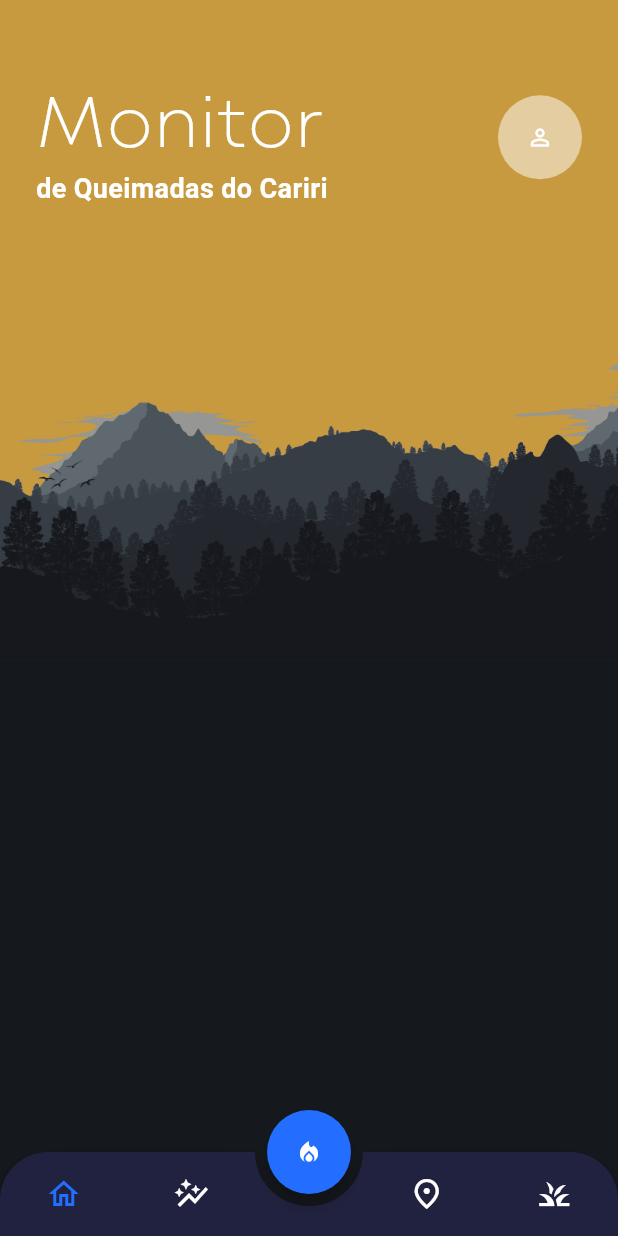
After one commit to lucns-ufca/app-monitor-queimadas-cariri, a Flutter app: the MainScreenPage screen opened directly, on a phone screen of 412 x 824 dp. The commit adds this screen. Run offline on Flutter 3.47's test engine with Material 3 defaults, Android fonts, the light colour scheme and no system bars; drawn by our look-alikes of animated_bottom_navigation_bar; our stand-ins replace camera, connectivity_plus, dio, fl_chart, flutter_svg, fluttertoast and 6 more; accounts and stored records are empty; network calls fail.

Commit message:
Refatoracao da tela inicial

```diff
--- a/lib/main.dart
+++ b/lib/main.dart
@@ -3,8 +3,8 @@
 import 'dart:io';
 
 import 'package:app_monitor_queimadas/models/user.model.dart';
+import 'package:app_monitor_queimadas/pages/content/MainScreen.page.dart';
 import 'package:app_monitor_queimadas/pages/start/First.page.dart';
-import 'package:app_monitor_queimadas/pages/content/Dashboard.page.dart';
 import 'package:flutter/material.dart';
 import 'package:flutter/services.dart';
 import 'package:app_monitor_queimadas/utils/AppColors.dart';
@@ -46,7 +46,8 @@ class MyApp extends StatelessWidget {
           colorScheme: ColorScheme.fromSeed(primary: Colors.white, seedColor: AppColors.accent),
           useMaterial3: true,
         ),
-        home: user.hasAccess() ? const DashboardPage() : const FirstPage()
+        //home: user.hasAccess() ? const DashboardPage() : const FirstPage()
+        home: user.hasAccess() ? MainScreenPage() : const FirstPage()
         /*
               if (preferences.getBool("second_execution") ?? false) {
                 return const MainScreen();
--- a/lib/pages/content/Dashboard.page.dart
+++ b/lib/pages/content/Dashboard.page.dart
@@ -233,7 +233,7 @@ class DashboardPageState extends State<DashboardPage> {
                                             Text("${prediction!.occurredTotal}/${prediction!.predictionTotal}", style: const TextStyle(color: AppColors.textNormal, fontWeight: FontWeight.w300, fontSize: 24)),
                                             const Text("Previsto anual", style: TextStyle(fontWeight: FontWeight.w300, color: AppColors.textNormal)),
                                             const SizedBox(height: 2),
-                                            const Text("Restando 123 dias", style: TextStyle(fontWeight: FontWeight.w300, color: AppColors.accentLight)),
+                                            Text("Restando ${Utils.getRemainderDays()} dias", style: const TextStyle(fontWeight: FontWeight.w300, color: AppColors.accentLight)),
                                           ]))
                               ])),
                           const SizedBox(width: 24),
--- /dev/null
+++ b/lib/pages/content/MainScreen.page.dart
@@ -0,0 +1,126 @@
+import 'package:animated_bottom_navigation_bar/animated_bottom_navigation_bar.dart';
+import 'package:app_monitor_queimadas/models/user.model.dart';
+import 'package:app_monitor_queimadas/pages/content/reports/FireReportPages.page.dart';
+import 'package:app_monitor_queimadas/pages/content/tabs/TabHome.page.dart';
+import 'package:app_monitor_queimadas/pages/content/tabs/TabMap.page.dart';
+import 'package:app_monitor_queimadas/pages/content/tabs/TabNature.page.dart';
+import 'package:app_monitor_queimadas/pages/content/tabs/TabStatistics.page.dart';
+import 'package:app_monitor_queimadas/pages/start/First.page.dart';
+import 'package:app_monitor_queimadas/utils/AppColors.dart';
+import 'package:app_monitor_queimadas/utils/PermissionData.dart';
+import 'package:flutter/material.dart';
+import 'package:flutter/services.dart';
+import 'package:get_it/get_it.dart';
+import 'package:permission_handler/permission_handler.dart';
+
+class MainScreenPage extends StatelessWidget {
+  final user = GetIt.I.get<User>();
+  final List<PermissionData> permissions = [PermissionData(name: "Camera", permission: Permission.camera), PermissionData(name: "Localização", permission: Permission.locationWhenInUse)];
+  final PageController pageController = PageController();
+
+  MainScreenPage({super.key});
+
+  @override
+  Widget build(BuildContext context) {
+    return PopScope(
+        canPop: false,
+        onPopInvoked: (didPop) async {
+          if (user.hasAccess()) {
+            SystemNavigator.pop();
+          } else {
+            await Navigator.pushReplacement(context, MaterialPageRoute(builder: (context) => const FirstPage()));
+          }
+        },
+        child: AnnotatedRegion<SystemUiOverlayStyle>(
+            value: const SystemUiOverlayStyle(statusBarColor: Colors.transparent, systemNavigationBarColor: AppColors.fragmentBackground),
+            child: Scaffold(
+                extendBody: true,
+                backgroundColor: AppColors.appBackground,
+                body: PageView(physics: const NeverScrollableScrollPhysics(), controller: pageController, children: const [TabHomePage(), TabStatisticsPage(), TabMapPage(), TabNaturePage()]),
+                floatingActionButton: SizedBox(
+                    width: 56,
+                    height: 56,
+                    child: ElevatedButton(
+                        style: ButtonStyle(
+                            //foregroundColor: colorsStateText,
+                            padding: WidgetStateProperty.all<EdgeInsetsGeometry>(EdgeInsetsDirectional.zero),
+                            elevation: WidgetStateProperty.all<double>(4),
+                            overlayColor: WidgetStateProperty.resolveWith((states) => Colors.white.withOpacity(0.5)),
+                            backgroundColor: WidgetStateProperty.all<Color>(AppColors.accent),
+                            shape: WidgetStateProperty.all<OvalBorder>(const OvalBorder())),
+                        onPressed: () async {
+                          await Navigator.pushReplacement(context, MaterialPageRoute(builder: (context) => FireReportPages(permissions: permissions)));
+                        },
+                        child: const Icon(Icons.local_fire_department))),
+                floatingActionButtonLocation: FloatingActionButtonLocation.centerDocked,
+                bottomNavigationBar: NavigationBar(
+                  onTabSelected: (index) {
+                    pageController.animateToPage(index, duration: const Duration(milliseconds: 300), curve: Curves.ease);
+                  },
+                ))));
+  }
+}
+
+class NavigationBar extends StatefulWidget {
+  final Function(int) onTabSelected;
+
+  const NavigationBar({required this.onTabSelected, super.key});
+
+  @override
+  State<StatefulWidget> createState() => NavigationBarState();
+}
+
+class NavigationBarState extends State<NavigationBar> {
+  int tabIndex = 0;
+
+  @override
+  Widget build(BuildContext context) {
+    return AnimatedBottomNavigationBar.builder(
+      splashColor: Colors.transparent,
+      itemCount: 4,
+      tabBuilder: (int index, bool isActive) {
+        IconData icon = Icons.home_outlined;
+        switch (index) {
+          case 1:
+            icon = Icons.auto_graph_outlined;
+            break;
+          case 2:
+            icon = Icons.place_outlined;
+            break;
+          case 3:
+            icon = Icons.grass_sharp;
+            break;
+          case 4:
+            icon = Icons.emoji_nature_outlined;
+            break;
+        }
+        return IconButton(
+          onPressed: () {
+            setState(() => tabIndex = index);
+            widget.onTabSelected(index);
+          },
+          icon: Icon(icon, color: tabIndex == index ? AppColors.accent : Colors.white),
+          padding: EdgeInsets.zero,
+          style: IconButton.styleFrom(
+              shape: const RoundedRectangleBorder(borderRadius: BorderRadius.zero, side: BorderSide(color: Colors.transparent)),
+              foregroundColor: Colors.white,
+              highlightColor: tabIndex == index ? Colors.white : AppColors.accent,
+              backgroundColor: Colors.transparent),
+          //backgroundColor: _bottomNavIndex == index ? AppColors.accent : Colors.transparent),
+        );
+      },
+      backgroundColor: AppColors.fragmentBackground,
+      activeIndex: tabIndex,
+      gapLocation: GapLocation.center,
+      leftCornerRadius: 32,
+      rightCornerRadius: 32,
+      onTap: (index) {},
+      shadow: const BoxShadow(
+        offset: Offset(0, 1),
+        blurRadius: 12,
+        spreadRadius: 0.5,
+        color: AppColors.black,
+      ),
+    );
+  }
+}
--- a/lib/pages/content/reports/FireReportPages.page.dart
+++ b/lib/pages/content/reports/FireReportPages.page.dart
@@ -1,6 +1,6 @@
 import 'dart:async';
 
-import 'package:app_monitor_queimadas/pages/content/Dashboard.page.dart';
+import 'package:app_monitor_queimadas/pages/content/MainScreen.page.dart';
 import 'package:app_monitor_queimadas/pages/content/reports/FireReportCamera.page.dart';
 import 'package:app_monitor_queimadas/pages/content/reports/FireReportIntroduction.page.dart';
 import 'package:app_monitor_queimadas/pages/content/reports/FireReportSender.page.dart';
@@ -71,7 +71,7 @@ class FireReportPagesState extends State<FireReportPages> {
     return PopScope(
         canPop: false,
         onPopInvoked: (didPop) async {
-          await Navigator.pushReplacement(context, MaterialPageRoute(builder: (context) => const DashboardPage()));
+          await Navigator.pushReplacement(context, MaterialPageRoute(builder: (context) => MainScreenPage()));
         },
         child: Scaffold(
             resizeToAvoidBottomInset: true,
--- /dev/null
+++ b/lib/pages/content/tabs/TabHome.page.dart
@@ -0,0 +1,64 @@
+import 'package:app_monitor_queimadas/utils/AppColors.dart';
+import 'package:app_monitor_queimadas/widgets/ImageTransitionScroller.widget.dart';
+import 'package:flutter/material.dart';
+import 'package:flutter/scheduler.dart';
+
+class TabHomePage extends StatefulWidget {
+  const TabHomePage({super.key});
+
+  @override
+  State<StatefulWidget> createState() => TabHomePageState();
+}
+
+class TabHomePageState extends State<TabHomePage> {
+  bool runColor = false;
+
+  @override
+  void initState() {
+    super.initState();
+    SchedulerBinding.instance.addPostFrameCallback((_) async {
+      await Future.delayed(const Duration(milliseconds: 300));
+      setState(() {
+        runColor = true;
+      });
+    });
+  }
+
+  @override
+  Widget build(BuildContext context) {
+    return Stack(children: [
+      AnimatedContainer(
+          duration: const Duration(seconds: 10),
+          width: double.maxFinite,
+          height: 440,
+          color: runColor ? AppColors.mainAreaBackground : AppColors.yellowSky,
+          child: const Column(children: [SizedBox(height: 220), ImageTransitionScroller(assets: "assets/images/minimal_forest.png", width: 493, height: 220)])),
+      Column(children: [
+        const SizedBox(height: 20),
+        Container(
+            padding: const EdgeInsets.all(24),
+            child: Row(mainAxisAlignment: MainAxisAlignment.spaceBetween, children: [
+              const Column(
+                  crossAxisAlignment: CrossAxisAlignment.start,
+                  children: [Text("Monitor", style: TextStyle(color: Colors.white, fontSize: 48, fontFamily: 'MontBlancLight')), Text("de Queimadas do Cariri", style: TextStyle(color: Colors.white, fontSize: 18, fontWeight: FontWeight.bold))]),
+              SizedBox(
+                  width: 56,
+                  height: 56,
+                  child: ElevatedButton(
+                    onPressed: () {},
+                    style: ButtonStyle(
+                        //foregroundColor: colorsStateText,
+                        padding: WidgetStateProperty.all<EdgeInsetsGeometry>(EdgeInsetsDirectional.zero),
+                        elevation: WidgetStateProperty.all<double>(0.0),
+                        overlayColor: WidgetStateProperty.resolveWith((states) => AppColors.accent),
+                        backgroundColor: WidgetStateProperty.all<Color>(Colors.white.withOpacity(0.5)),
+                        shape: WidgetStateProperty.all<OvalBorder>(const OvalBorder())),
+                    child: const Icon(Icons.person_outline),
+                  ))
+            ])),
+        Expanded(child: Container()),
+        const SizedBox(height: 72)
+      ])
+    ]);
+  }
+}
--- a/lib/utils/AppColors.dart
+++ b/lib/utils/AppColors.dart
@@ -21,14 +21,16 @@ class AppColors {
   static const accentLight = Color.fromARGB(255, 72, 133, 255);
   static const accent = Color.fromARGB(255, 35, 109, 255);
   static const graphRed = Color.fromARGB(255, 199, 28, 71);
+  static const yellowSky = Color.fromARGB(255, 230, 162, 36);
   static const ripple = Color.fromARGB(188, 255, 255, 255);
   static const shadow = Color.fromARGB(75, 0, 0, 0);
   static const dialogBackground = Color.fromARGB(208, 74, 208, 208);
 
   static const appBackground = Color.fromARGB(255, 21, 24, 29);
+  static const mainAreaBackground = Color.fromARGB(255, 45, 112, 212);
   static const appBackgroundInDialog = Color.fromARGB(255, 83, 64, 21);
   static const fragmentBackgroundInDialog = Color.fromARGB(255, 21, 21, 21);
-  static const fragmentBackground = Color.fromARGB(255, 32, 33, 43);
+  static const fragmentBackground = Color.fromARGB(255, 33, 34, 63);
   static const fragmentBackgroundError = Color.fromARGB(208, 109, 32, 38);
   static const menuBackground = Color.fromARGB(255, 49, 50, 68);
   static const cardBackground = gray_7;
--- a/lib/widgets/ButtonTransparent.dart
+++ b/lib/widgets/ButtonTransparent.dart
@@ -26,9 +26,9 @@ class _MyButtonTransparentState extends State<MyButtonTransparent> {
         height: 48,
         child: TextButton(
             style: ButtonStyle(
-                overlayColor: MaterialStateProperty.all(widget.color),
-                backgroundColor: MaterialStateProperty.all(Colors.transparent),
-                shape: MaterialStateProperty.all<RoundedRectangleBorder>(RoundedRectangleBorder(borderRadius: BorderRadius.circular(56), side: const BorderSide(color: Colors.transparent)))),
+                overlayColor: WidgetStateProperty.all(widget.color),
+                backgroundColor: WidgetStateProperty.all(Colors.transparent),
+                shape: WidgetStateProperty.all<RoundedRectangleBorder>(RoundedRectangleBorder(borderRadius: BorderRadius.circular(56), side: const BorderSide(color: Colors.transparent)))),
             onPressed: widget.isEnabled ? widget.onClick : null,
             child: Text(widget.text, style: widget.style ?? TextStyle(fontSize: 16, color: widget.isEnabled ? AppColors.textNormal : AppColors.textDisabled))));
   }
--- a/lib/widgets/ImageTransitionScroller.widget.dart
+++ b/lib/widgets/ImageTransitionScroller.widget.dart
@@ -9,17 +9,15 @@ import 'package:flutter/widgets.dart';
 class ImageTransitionScroller extends StatefulWidget {
   final String assets;
   final double height;
+  final double? width;
 
-  ImageTransitionScroller(
-      {Key? key, required this.assets, required this.height})
-      : super(key: key);
+  const ImageTransitionScroller({super.key, required this.assets, this.width, required this.height});
 
   @override
   State<ImageTransitionScroller> createState() => _ImageTransitionScroller();
 }
 
-class _ImageTransitionScroller extends State<ImageTransitionScroller>
-    with TickerProviderStateMixin {
+class _ImageTransitionScroller extends State<ImageTransitionScroller> with TickerProviderStateMixin {
   Size? imageSize;
   double? imageWidth;
   Timer? timer;
@@ -35,6 +33,7 @@ class _ImageTransitionScroller extends State<ImageTransitionScroller>
   @override
   void initState() {
     super.initState();
+    if (widget.width != null) imageSize = Size(widget.width!, widget.height);
     SchedulerBinding.instance.addPostFrameCallback((_) async {
       await Future.delayed(const Duration(milliseconds: 500));
       runAnimation();
@@ -51,13 +50,9 @@ class _ImageTransitionScroller extends State<ImageTransitionScroller>
 
   void runAnimation() {
     if (_scrollController.offset == 0) {
-      _scrollController.animateTo(
-          imageWidth! - MediaQuery.of(context).size.width,
-          duration: Duration(seconds: duration),
-          curve: Curves.easeInOut);
+      _scrollController.animateTo(imageWidth! - MediaQuery.of(context).size.width, duration: Duration(seconds: duration), curve: Curves.easeInOut);
     } else {
-      _scrollController.animateTo(0,
-          duration: Duration(seconds: duration), curve: Curves.easeInOut);
+      _scrollController.animateTo(0, duration: Duration(seconds: duration), curve: Curves.easeInOut);
     }
     if (timer != null) {
       timer!.cancel();
@@ -72,20 +67,19 @@ class _ImageTransitionScroller extends State<ImageTransitionScroller>
     if (imageSize == null) {
       Image image = Image.asset(widget.assets);
       Completer<ui.Image> completer = Completer<ui.Image>();
-      image.image.resolve(const ImageConfiguration()).addListener(
-          ImageStreamListener((ImageInfo info, bool synchronousCall) {
+      image.image.resolve(const ImageConfiguration()).addListener(ImageStreamListener((ImageInfo info, bool synchronousCall) {
         completer.complete(info.image);
         setState(() {
-          imageSize =
-              Size(info.image.width.toDouble(), info.image.height.toDouble());
+          imageSize = Size(info.image.width.toDouble(), info.image.height.toDouble());
         });
       }));
       return const SizedBox();
     }
 
-    double imageHeight = MediaQuery.of(context).size.height - widget.height;
+    //double imageHeight = MediaQuery.of(context).size.height - widget.height;
+    double imageHeight = widget.height;
     double scale = imageHeight / imageSize!.height;
-    imageWidth = imageSize!.width / scale;
+    imageWidth = imageSize!.width * scale;
 
     return SingleChildScrollView(
       scrollDirection: Axis.horizontal,
--- a/pubspec.yaml
+++ b/pubspec.yaml
@@ -52,6 +52,7 @@ dependencies:
   fl_chart: ^0.68.0
   json_annotation: ^4.9.0
   intl: ^0.19.0
+  animated_bottom_navigation_bar: ^1.3.3
 
 dev_dependencies:
   flutter_test:
```
Also changed, not shown: lib/pages/content/tabs/TabMap.page.dart (added, +15 -0 lines), lib/pages/content/tabs/TabNature.page.dart (added, +15 -0 lines), lib/pages/content/tabs/TabStatistics.page.dart (added, +15 -0 lines), lib/pages/dialogs/PopupMenu.dart (+4 -4 lines), lib/utils/Utils.dart (+7 -1 lines), lib/widgets/Toolbar.dart (+5 -5 lines), assets/images/minimal_forest.png (added), pubspec.lock.
